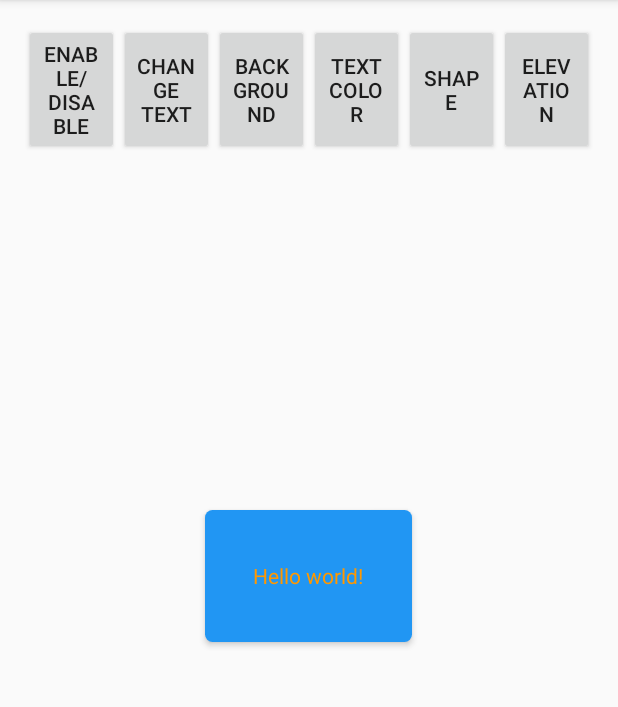
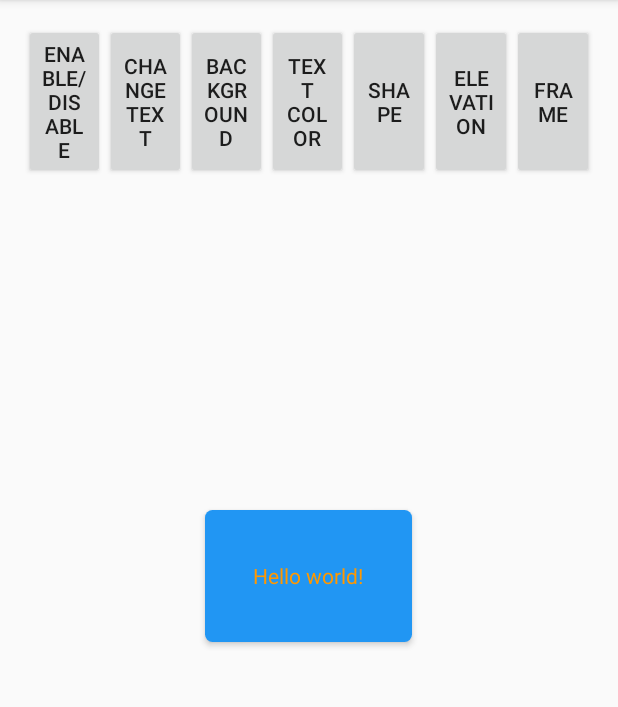
Before and after one commit to jpelczar/pl.sigmapoint.view.CustomButton, an Android app: the screen it shows after launch (MainActivity), on a phone screen of 412 x 824 dp, the part 84-791 px from its top. Run offline under Robolectric (Android 15) with nearby library versions, the phone set to English and light mode, and no system bars.

Commit message:
Add features to demo. Add methods to mange frame. Add description of methods.

```diff
--- a/app/src/main/res/layout/activity_main.xml
+++ b/app/src/main/res/layout/activity_main.xml
@@ -57,6 +57,13 @@
             android:layout_weight="1"
             android:text="elevation" />
 
+        <Button
+            android:id="@+id/frame_button"
+            android:layout_width="0dp"
+            android:layout_height="match_parent"
+            android:layout_weight="1"
+            android:text="frame" />
+
     </LinearLayout>
 
     <pl.sigmapoint.customview.CustomButton
@@ -65,16 +72,15 @@
         android:layout_height="100dp"
         android:layout_centerInParent="true"
         android:text="@string/hello_world"
-        android:textColor="@color/state"
-        app:bc_background="@color/blue_normal"
-        app:bc_background_disabled="@color/blue_light"
-        app:bc_background_pressed="@color/blue_dark"
-        app:bc_elevation_enabled="true"
-        app:bc_shape_radius="5dp"
-        app:bc_shape_type="rect"
-        app:bc_text_color="@color/orange_normal"
-        app:bc_text_color_disabled="@color/orange_light"
-        app:bc_text_color_pressed="@color/orange_dark" />
+        app:cb_background="@color/blue_normal"
+        app:cb_background_disabled="@color/blue_light"
+        app:cb_background_pressed="@color/blue_dark"
+        app:cb_elevation_enabled="true"
+        app:cb_shape_radius="5dp"
+        app:cb_shape_type="rect"
+        app:cb_text_color="@color/orange_normal"
+        app:cb_text_color_disabled="@color/orange_light"
+        app:cb_text_color_pressed="@color/orange_dark" />
 
 
 </RelativeLayout>
--- a/library/src/main/java/pl/sigmapoint/customview/CustomButton.java
+++ b/library/src/main/java/pl/sigmapoint/customview/CustomButton.java
@@ -4,7 +4,6 @@ import android.animation.AnimatorInflater;
 import android.content.Context;
 import android.content.res.ColorStateList;
 import android.content.res.TypedArray;
-import android.graphics.Color;
 import android.graphics.drawable.GradientDrawable;
 import android.graphics.drawable.RippleDrawable;
 import android.graphics.drawable.StateListDrawable;
@@ -20,22 +19,25 @@ import android.widget.TextView;
  */
 public class CustomButton extends FrameLayout implements View.OnClickListener {
 
-    protected TextView textView;
-    protected FrameLayout container;
+    protected TextView textView; //text container
+    protected FrameLayout container; //all content container
 
-    private int backgroundPressed, backgroundDisabled, background;
-    private ColorStateList backgroundState;
-    private int textColorPressed, textColorDisabled, textColor;
-    private ColorStateList textColorState;
-    private float textSize;
-    private String text;
-    private float shapeRadius;
-    private int shapeTypeAttr;
-    private int strokeColorPressed, strokeColorDisabled, strokeColor;
-    private float strokeSize;
-    private boolean isElevationEnabled;
+    private int backgroundPressed, backgroundDisabled, backgroundColor; // colors for each backgroundColor state
+    private ColorStateList backgroundColorState; // color state list for backgroundColor
+    private int textColorPressed, textColorDisabled, textColor; // colors for each text color state
+    private ColorStateList textColorState; // color state list for text
+    private float textSize; // text size
+    private String text; // text inside button
+    private float shapeRadius; // corner radius
+    private int shapeTypeAttr; // shape type (from xml - converted  to shape type constants)
+    private int frameColorPressed, frameColorDisabled, frameColor; // colors for each frame color state
+    private ColorStateList frameColorState;
+    private float frameSize; // frame size
+    private boolean isElevationEnabled; // is elevation should be displayed >=API 21
 
-    private int shapeType;
+    private int shapeType; // converted shape type from shapeTypeAttr
+
+    //TODO add methods for stroke - add attr
 
     public CustomButton(Context context, AttributeSet attrs) {
         super(context, attrs);
@@ -43,29 +45,34 @@ public class CustomButton extends FrameLayout implements View.OnClickListener {
         TypedArray attributes = context.getTheme().obtainStyledAttributes(attrs, R.styleable.CustomButton, 0, 0);
 
         try {
-            background = attributes.getColor(R.styleable.CustomButton_bc_background, 0);
-            backgroundPressed = attributes.getColor(R.styleable.CustomButton_bc_background_pressed, background);
-            backgroundDisabled = attributes.getColor(R.styleable.CustomButton_bc_background_disabled, background);
-            backgroundState = attributes.getColorStateList(R.styleable.CustomButton_bc_background_state_list);
+            backgroundColor = attributes.getColor(R.styleable.CustomButton_cb_background, 0);
+            backgroundPressed = attributes.getColor(R.styleable.CustomButton_cb_background_pressed, backgroundColor);
+            backgroundDisabled = attributes.getColor(R.styleable.CustomButton_cb_background_disabled, backgroundColor);
+            backgroundColorState = attributes.getColorStateList(R.styleable.CustomButton_cb_background_state_list);
 
-            textColor = attributes.getColor(R.styleable.CustomButton_bc_text_color, 0);
-            textColorPressed = attributes.getColor(R.styleable.CustomButton_bc_text_color_pressed, textColor);
-            textColorDisabled = attributes.getColor(R.styleable.CustomButton_bc_text_color_disabled, textColor);
+            textColor = attributes.getColor(R.styleable.CustomButton_cb_text_color, 0);
+            textColorPressed = attributes.getColor(R.styleable.CustomButton_cb_text_color_pressed, textColor);
+            textColorDisabled = attributes.getColor(R.styleable.CustomButton_cb_text_color_disabled, textColor);
             textColorState = attributes.getColorStateList(R.styleable.CustomButton_android_textColor);
-            textSize = attributes.getDimension(R.styleable.CustomButton_bc_text_size, 0);
+            textSize = attributes.getDimension(R.styleable.CustomButton_cb_text_size, 0);
             text = attributes.getString(R.styleable.CustomButton_android_text);
 
-            shapeRadius = attributes.getDimension(R.styleable.CustomButton_bc_shape_radius, 0);
-            shapeTypeAttr = attributes.getInt(R.styleable.CustomButton_bc_shape_type, 0);
-            strokeColor = attributes.getColor(R.styleable.CustomButton_bc_stroke_color, Color.DKGRAY);
-            strokeColorPressed = attributes.getColor(R.styleable.CustomButton_bc_stroke_color_pressed, strokeColor);
-            strokeColorDisabled = attributes.getColor(R.styleable.CustomButton_bc_stroke_color_disabled, strokeColor);
-            strokeSize = attributes.getDimension(R.styleable.CustomButton_bc_stroke_size, 0);
+            shapeRadius = attributes.getDimension(R.styleable.CustomButton_cb_shape_radius, 0);
+            shapeTypeAttr = attributes.getInt(R.styleable.CustomButton_cb_shape_type, 0);
+            frameColor = attributes.getColor(R.styleable.CustomButton_cb_frame_color, 0);
+            frameColorPressed = attributes.getColor(R.styleable.CustomButton_cb_frame_color_pressed, frameColor);
+            frameColorDisabled = attributes.getColor(R.styleable.CustomButton_cb_frame_color_disabled, frameColor);
+            frameColorState = attributes.getColorStateList(R.styleable.CustomButton_cb_frame_state_list);
+            frameSize = attributes.getDimension(R.styleable.CustomButton_cb_frame_size, 0);
 
-            isElevationEnabled = attributes.getBoolean(R.styleable.CustomButton_bc_elevation_enabled, true);
+            isElevationEnabled = attributes.getBoolean(R.styleable.CustomButton_cb_elevation_enabled, true);
 
-            if (backgroundState != null) {
-                backgroundColorStateListToIntegers(backgroundState);
+            if (backgroundColorState != null) { // if backgroundColor state is not null the set color from color state list to specific colors
+                backgroundColorStateListToIntegers(backgroundColorState);
+            }
+
+            if (frameColorState != null) { // if frame state is not null the set color from color state list to specific colors
+                frameColorStateListToIntegers(frameColorState);
             }
 
             inflate(context, R.layout.button_custom, this);
@@ -81,10 +88,10 @@ public class CustomButton extends FrameLayout implements View.OnClickListener {
             if (textColor != 0) textView.setTextColor(textColorList);
             else if (textColorState != null) textView.setTextColor(textColorState);
 
-            shapeType = (shapeTypeAttr == 0) ? GradientDrawable.RECTANGLE : GradientDrawable.OVAL;
+            shapeType = (shapeTypeAttr == 0) ? GradientDrawable.RECTANGLE : GradientDrawable.OVAL; // convert xml attributes value to shape type constant
 
-            setShape();
-            setElevationEnabled(isElevationEnabled);
+            setShapeBackground(); // set shape and backgroundColor to button
+            setElevationEnabled(isElevationEnabled); // this method will work only for post-L android. Set elevation or disable it and set margins if needed
 
         } finally {
             attributes.recycle();
@@ -101,11 +108,14 @@ public class CustomButton extends FrameLayout implements View.OnClickListener {
     @Override
     public void setEnabled(boolean enabled) {
         super.setEnabled(enabled);
-        textView.setEnabled(enabled);
+        textView.setEnabled(enabled); //chain child views with parent state
         container.setEnabled(enabled);
     }
 
-    private void setShape() {
+    /**
+     * Set shape backgrounds to button. Used global backgroundColor variables.
+     */
+    private void setShapeBackground() {
 
         StateListDrawable stateListDrawable = new StateListDrawable();
         GradientDrawable gd = new GradientDrawable();
@@ -116,20 +126,20 @@ public class CustomButton extends FrameLayout implements View.OnClickListener {
         GradientDrawable drawablePressed = (GradientDrawable) gd.getConstantState().newDrawable().mutate();
         GradientDrawable drawableDisabled = (GradientDrawable) gd.getConstantState().newDrawable().mutate();
 
-        drawableNormal.setColor(background);
+        //Set color from color state list work only >=API 21 devices
+        drawableNormal.setColor(backgroundColor);
         drawablePressed.setColor(backgroundPressed);
         drawableDisabled.setColor(backgroundDisabled);
-        drawableNormal.setStroke((int) strokeSize, strokeColor);
-        drawablePressed.setStroke((int) strokeSize, strokeColorPressed);
-        drawableDisabled.setStroke((int) strokeSize, strokeColorDisabled);
-
-        stateListDrawable.addState(new int[]{android.R.attr.state_enabled}, drawableNormal);
-        stateListDrawable.addState(new int[]{}, drawableDisabled);
+        drawableNormal.setStroke((int) frameSize, frameColor);
+        drawablePressed.setStroke((int) frameSize, frameColorPressed);
+        drawableDisabled.setStroke((int) frameSize, frameColorDisabled);
 
 
         if (Build.VERSION.SDK_INT < Build.VERSION_CODES.LOLLIPOP) {
 
             stateListDrawable.addState(new int[]{android.R.attr.state_pressed}, drawablePressed);
+            stateListDrawable.addState(new int[]{android.R.attr.state_enabled}, drawableNormal);
+            stateListDrawable.addState(new int[]{}, drawableDisabled);
 
             if (Build.VERSION.SDK_INT >= Build.VERSION_CODES.JELLY_BEAN)
                 container.setBackground(stateListDrawable);
@@ -138,39 +148,168 @@ public class CustomButton extends FrameLayout implements View.OnClickListener {
 
         } else {
 
+            stateListDrawable.addState(new int[]{android.R.attr.state_enabled}, drawableNormal);
+            stateListDrawable.addState(new int[]{}, drawableDisabled);
+
             RippleDrawable drawable = new RippleDrawable(new ColorStateList(new int[][]{new int[]{}}, new int[]{backgroundPressed}), stateListDrawable, null);
             container.setBackground(drawable);
         }
     }
 
+    /**
+     * Convert color state list to three integers. It is helper method to set backgroundColor color.
+     *
+     * @param colorStateList is a backgroundColor color state list which should be converted. Should have three states:
+     *                       enabled - for normal state,
+     *                       pressed - for pressed state,
+     *                       (empty) - for disabled state.
+     */
     private void backgroundColorStateListToIntegers(ColorStateList colorStateList) {
 
         int globalColor = colorStateList.getColorForState(new int[]{}, 0);
 
-        background = colorStateList.getColorForState(new int[]{android.R.attr.state_enabled}, globalColor);
         backgroundPressed = colorStateList.getColorForState(new int[]{android.R.attr.state_pressed}, globalColor);
+        backgroundColor = colorStateList.getColorForState(new int[]{android.R.attr.state_enabled}, globalColor);
         backgroundDisabled = globalColor;
     }
 
-    public void setShape(int shapeType, int shapeRadius) {
+    /**
+     * Convert color state list to three integers. It is helper method to set frame color.
+     *
+     * @param colorStateList is a frame color state list which should be converted. Should have three states:
+     *                       enabled - for normal state,
+     *                       pressed - for pressed state,
+     *                       (empty) - for disabled state.
+     */
+    private void frameColorStateListToIntegers(ColorStateList colorStateList) {
+
+        int globalColor = colorStateList.getColorForState(new int[]{}, 0);
+
+        frameColorPressed = colorStateList.getColorForState(new int[]{android.R.attr.state_pressed}, globalColor);
+        frameColor = colorStateList.getColorForState(new int[]{android.R.attr.state_enabled}, globalColor);
+        frameColorDisabled = globalColor;
+    }
+
+    /**
+     * Set shape backgroundColor.
+     *
+     * @param shapeType   only GradientDrawable.OVAL or RECTANGLE
+     * @param shapeRadius is corner radius
+     */
+    public void setShapeBackground(int shapeType, int shapeRadius) {
         this.shapeType = shapeType;
         this.shapeRadius = shapeRadius;
-        setShape();
-
+        setShapeBackground();
     }
 
+    /**
+     * Set background color from color state list.
+     * Only three states are use: disabled, pressed, normal.
+     *
+     * @param colorStateList is a background color state list. Should have three states:
+     *                       enabled - for normal state,
+     *                       pressed - for pressed state,
+     *                       (empty) - for disabled state.
+     */
+
+    public void setBackgroundColorStateList(ColorStateList colorStateList) {
+
+        backgroundColorStateListToIntegers(colorStateList);
+        setShapeBackground();
+    }
+
+    /**
+     * Set Frame color and size.
+     *
+     * @param color Integer frame color
+     * @param size  Float frame size
+     */
+
+    public void setFrame(int color, float size) {
+        frameSize = size;
+        frameColor = color;
+        frameColorDisabled = color;
+        frameColorPressed = color;
+        setShapeBackground();
+    }
+
+    public void removeFrame() {
+        frameSize = 0;
+        setShapeBackground();
+    }
+
+
+    /**
+     * Set frame size and color from color state list.
+     * Only three states are use: disabled, pressed, normal.
+     *
+     * @param colorStateList is a frame color state list. Should have three states:
+     *                       enabled - for normal state,
+     *                       pressed - for pressed state,
+     *                       (empty) - for disabled state.
+     * @param size           float frame size
+     */
+    public void setFrame(ColorStateList colorStateList, float size) {
+        frameSize = size;
+        frameColorStateListToIntegers(colorStateList);
+        setShapeBackground();
+    }
+
+    /**
+     * Set frame size
+     *
+     * @param frameSize frame height
+     */
+    public void setFrameSize(float frameSize) {
+        this.frameSize = frameSize;
+        setShapeBackground();
+    }
+
+    /**
+     * Set text color.
+     *
+     * @param color integer color number
+     */
     public void setTextColor(int color) {
+        textColor = color;
         textView.setTextColor(color);
     }
 
+    /**
+     * Set text color from color state list.
+     * Only three states are use: disabled, pressed, normal.
+     *
+     * @param colorStateList is a text color state list. Should have three states:
+     *                       enabled - for normal state,
+     *                       pressed - for pressed state,
+     *                       (empty) - for disabled state.
+     */
     public void setTextColor(ColorStateList colorStateList) {
+        this.textColorState = colorStateList;
         textView.setTextColor(colorStateList);
     }
 
+    /**
+     * Set text in button.
+     *
+     * @param text
+     */
     public void setText(String text) {
+        this.text = text;
         textView.setText(text);
     }
 
+    public void setTextSize(float size) {
+        this.textSize = size;
+        textView.setTextSize(size);
+    }
+
+    /**
+     * Set elevation to button. If enabled button is smaller because shadow must have space to show.
+     *
+     * @param enabled true - enable elevation
+     * @since API 21
+     */
     public void setElevationEnabled(boolean enabled) {
 
         isElevationEnabled = enabled;
@@ -194,25 +333,86 @@ public class CustomButton extends FrameLayout implements View.OnClickListener {
             layoutParams.topMargin = (int) TypedValue.applyDimension(TypedValue.COMPLEX_UNIT_DIP, var, getResources().getDisplayMetrics());
             layoutParams.bottomMargin = (int) TypedValue.applyDimension(TypedValue.COMPLEX_UNIT_DIP, var, getResources().getDisplayMetrics());
             container.setLayoutParams(layoutParams);
-
         }
     }
 
-    public void setBackgroundColor(ColorStateList colorStateList) {
-
-        backgroundColorStateListToIntegers(colorStateList);
-        setShape();
-    }
-
+    /**
+     * Get backgroundColor shape type.
+     *
+     * @return backgroundColor shape type (GradientDrawable.RECTANGLE or OVAL)
+     */
     public int getShapeType() {
         return shapeType;
     }
 
+    /**
+     * Get text from button.
+     *
+     * @return text from button
+     */
     public String getText() {
         return String.valueOf(textView.getText());
     }
 
+    /**
+     * Check if elevation is enabled.
+     * On pre-Lollipop return true.
+     *
+     * @return true if enabled
+     */
     public boolean isElevationEnabled() {
         return isElevationEnabled;
     }
+
+    public int getBackgroundPressed() {
+        return backgroundPressed;
+    }
+
+    public int getBackgroundDisabled() {
+        return backgroundDisabled;
+    }
+
+    public int getBackgroundColor() {
+        return backgroundColor;
+    }
+
+    public ColorStateList getBackgroundColorState() {
+        return backgroundColorState;
+    }
+
+    public int getTextColorPressed() {
+        return textColorPressed;
+    }
+
+    public int getTextColorDisabled() {
+        return textColorDisabled;
+    }
+
+    public ColorStateList getTextColorState() {
+        return textColorState;
+    }
+
+    public float getShapeRadius() {
+        return shapeRadius;
+    }
+
+    public int getFrameColorPressed() {
+        return frameColorPressed;
+    }
+
+    public int getFrameColorDisabled() {
+        return frameColorDisabled;
+    }
+
+    public int getFrameColor() {
+        return frameColor;
+    }
+
+    public ColorStateList getFrameColorState() {
+        return frameColorState;
+    }
+
+    public float getFrameSize() {
+        return frameSize;
+    }
 }
```
Also changed, not shown: app/src/main/java/pl/sigmapoint/MainActivity.java (+9 -2 lines), library/src/main/res/values/attrs.xml (+16 -15 lines).
